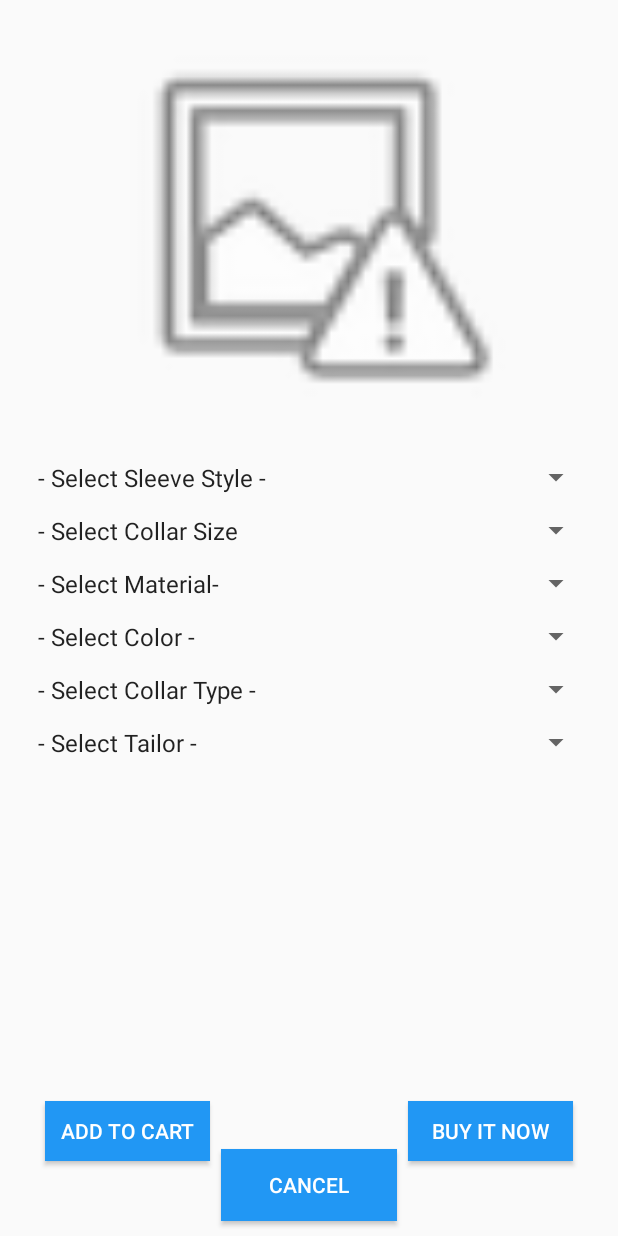
After one commit to Nuwan94/FIL, an Android app: the layout product.xml on its own in the app's theme, with its tools: preview values and no code run, on a phone screen of 412 x 824 dp. The commit adds this screen. Run offline under Robolectric (Android 15) with nearby library versions, the phone set to English and light mode, and no system bars.

Commit message:
Item View

```diff
--- /dev/null
+++ b/app/src/main/res/layout/product.xml
@@ -0,0 +1,130 @@
+<?xml version="1.0" encoding="utf-8"?>
+<RelativeLayout xmlns:android="http://schemas.android.com/apk/res/android"
+    xmlns:app="http://schemas.android.com/apk/res-auto"
+    android:layout_width="match_parent"
+    android:layout_height="match_parent">
+
+
+    <LinearLayout
+        android:id="@+id/imageLinearLayout"
+        android:layout_width="wrap_content"
+        android:layout_height="273dp"
+        android:layout_alignParentStart="true"
+        android:layout_alignParentTop="true"
+        android:layout_alignParentEnd="true"
+        android:layout_marginStart="15dp"
+        android:layout_marginTop="14dp"
+        android:layout_marginEnd="14dp"
+        android:orientation="horizontal">
+
+        <ImageView
+            android:id="@+id/imageViewproduct"
+            android:layout_width="match_parent"
+            android:layout_height="match_parent"
+            android:layout_weight="1"
+            app:srcCompat="@android:drawable/ic_menu_report_image" />
+    </LinearLayout>
+
+    <LinearLayout
+        android:layout_width="wrap_content"
+        android:layout_height="218dp"
+        android:layout_below="@+id/imageLinearLayout"
+        android:layout_alignParentStart="true"
+        android:layout_alignParentEnd="true"
+        android:layout_alignParentBottom="true"
+        android:layout_marginStart="17dp"
+        android:layout_marginTop="13dp"
+        android:layout_marginEnd="17dp"
+        android:layout_marginBottom="98dp"
+        android:orientation="vertical">
+
+        <Spinner
+            android:id="@+id/spinnerSleeveSize"
+            android:layout_width="match_parent"
+            android:layout_height="35dp"
+            android:entries="@array/sleeve_style_array"
+            />
+
+        <Spinner
+            android:id="@+id/spinnerCollarSize"
+            android:layout_width="match_parent"
+            android:layout_height="35dp"
+            android:entries="@array/collar_size_array"/>
+
+        <Spinner
+            android:id="@+id/spinnerMaterial"
+            android:layout_width="match_parent"
+            android:layout_height="35dp"
+            android:entries="@array/material_array"
+            />
+
+        <Spinner
+            android:id="@+id/spinnerColor"
+            android:layout_width="match_parent"
+            android:layout_height="35dp"
+            android:entries="@array/color_array"
+            />
+
+        <Spinner
+            android:id="@+id/spinnerCollarType"
+            android:layout_width="match_parent"
+            android:layout_height="35dp"
+            android:entries="@array/collar_type_array_ladies"
+            />
+
+        <Spinner
+            android:id="@+id/spinnerTailor"
+            android:layout_width="match_parent"
+            android:layout_height="35dp"
+            android:entries="@array/tailor_array"
+            />
+
+    </LinearLayout>
+
+    <Button
+        android:id="@+id/buttonAddToCart"
+        android:layout_width="110dp"
+        android:layout_height="40dp"
+        android:layout_alignParentStart="true"
+        android:layout_alignParentBottom="true"
+        android:layout_marginStart="30dp"
+        android:layout_marginLeft="30dp"
+        android:layout_marginBottom="50dp"
+        android:background="@color/filColor"
+        android:padding="10dp"
+        android:text="Add to Cart"
+        android:textColor="@android:color/white"
+
+
+        />
+
+    <Button
+        android:id="@+id/button5"
+        android:layout_width="110dp"
+        android:layout_height="40dp"
+        android:layout_alignParentEnd="true"
+        android:layout_alignParentBottom="true"
+        android:layout_marginEnd="30dp"
+        android:layout_marginBottom="50dp"
+        android:background="@color/filColor"
+        android:text="Buy it Now"
+        android:textColor="@android:color/white"
+        android:padding="10dp"
+        />
+
+    <Button
+        android:id="@+id/button6"
+        android:layout_width="wrap_content"
+        android:layout_height="wrap_content"
+        android:layout_alignParentStart="true"
+        android:layout_alignParentEnd="true"
+        android:layout_alignParentBottom="true"
+        android:layout_marginStart="147dp"
+        android:padding="10dp"
+        android:layout_marginEnd="147dp"
+        android:layout_marginBottom="10dp"
+        android:background="@color/filColor"
+        android:text="Cancel"
+        android:textColor="@android:color/white" />
+
+</RelativeLayout>
```
Also changed, not shown: app/src/main/res/layout/activity_single_product_view.xml (+36 -29 lines), app/src/main/res/layout/item_single_list_view.xml (added, +64 -0 lines).
